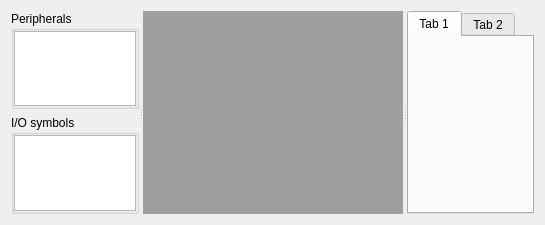
First picture: the form in src/iotab.ui, repository mortbopet/Ripes, before the edit.
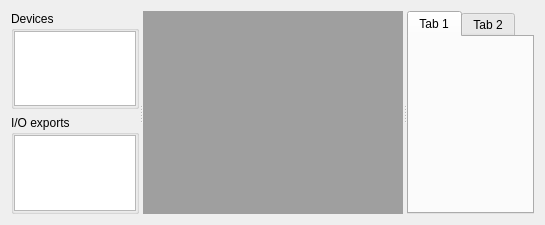
Second picture: the form after the edit.

Commit message: change "Peripherals" -> "Devices" in IOTab

What changed in the file:
```diff
--- a/src/iotab.ui
+++ b/src/iotab.ui
@@ -27,7 +27,7 @@
        <item>
         <widget class="QGroupBox" name="groupBox_2">
          <property name="title">
-          <string>Peripherals</string>
+          <string>Devices</string>
          </property>
          <layout class="QGridLayout" name="gridLayout">
           <property name="leftMargin">
@@ -58,7 +58,7 @@
        <item>
         <widget class="QGroupBox" name="groupBox">
          <property name="title">
-          <string>I/O symbols</string>
+          <string>I/O exports</string>
          </property>
          <layout class="QGridLayout" name="gridLayout_3">
           <property name="leftMargin">
```
